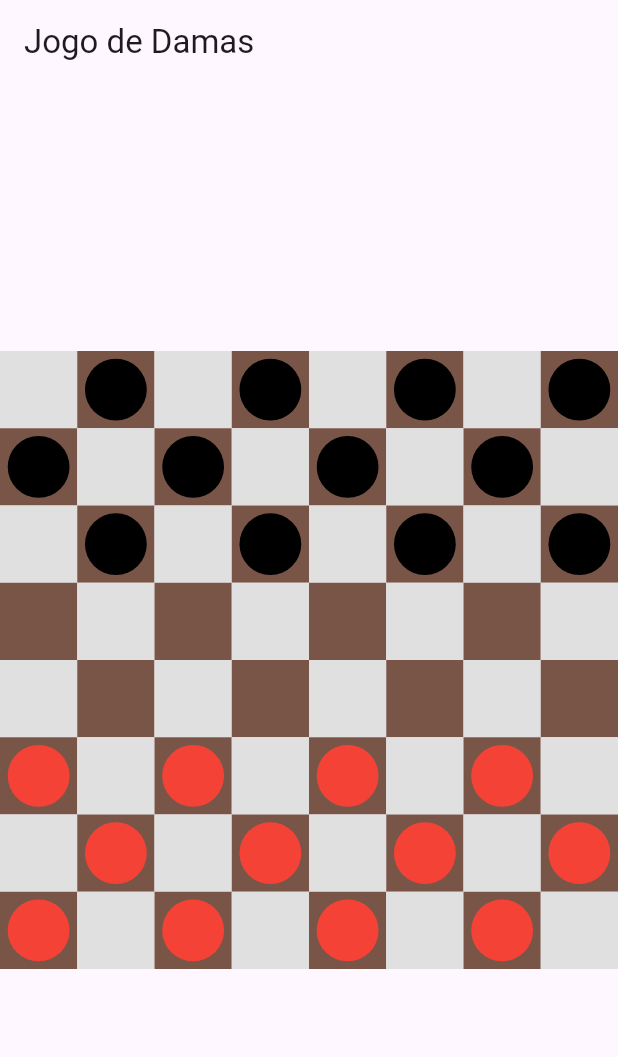
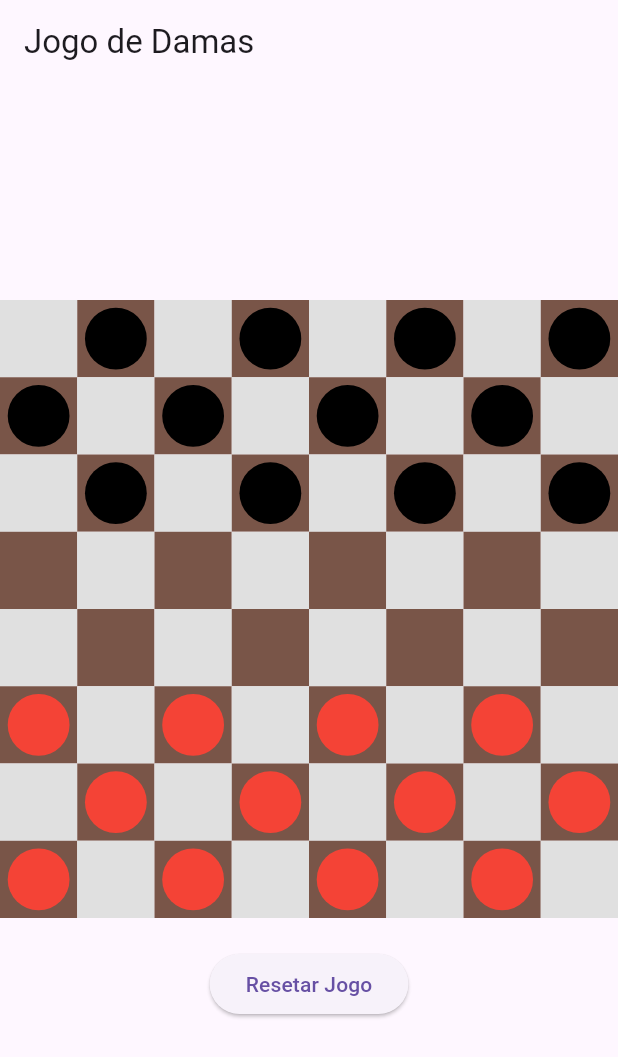
Before and after one commit to carlosxfelipe/damas-app, a Flutter app: the screen it shows after launch, on a phone screen of 412 x 824 dp. Shown: the top 1057 px of the screen. Run offline on Flutter 3.47's test engine with Material 3 defaults, Android fonts, the phone set to English and light mode, and no system bars.

Commit message:
Add reset button to the game interface for easier game resets

```diff
--- a/lib/main.dart
+++ b/lib/main.dart
@@ -407,8 +407,8 @@ class _CheckersGamePageState extends State<CheckersGamePage> {
           actions: [
             TextButton(
               onPressed: () {
+                _resetGame(); // Reinicia o jogo
                 Navigator.of(context).pop();
-                _resetGame(); // Reinicia o jogo
               },
               child: const Text("Ok"),
             ),
@@ -578,7 +578,19 @@ class _CheckersGamePageState extends State<CheckersGamePage> {
       appBar: AppBar(
         title: const Text("Jogo de Damas"),
       ),
-      body: Center(child: _buildBoard()),
+      body: Center(
+        child: Column(
+          mainAxisSize: MainAxisSize.min,
+          children: [
+            _buildBoard(),
+            const SizedBox(height: 20),
+            ElevatedButton(
+              onPressed: _resetGame,
+              child: const Text("Resetar Jogo"),
+            ),
+          ],
+        ),
+      ),
     );
   }
 }
```
